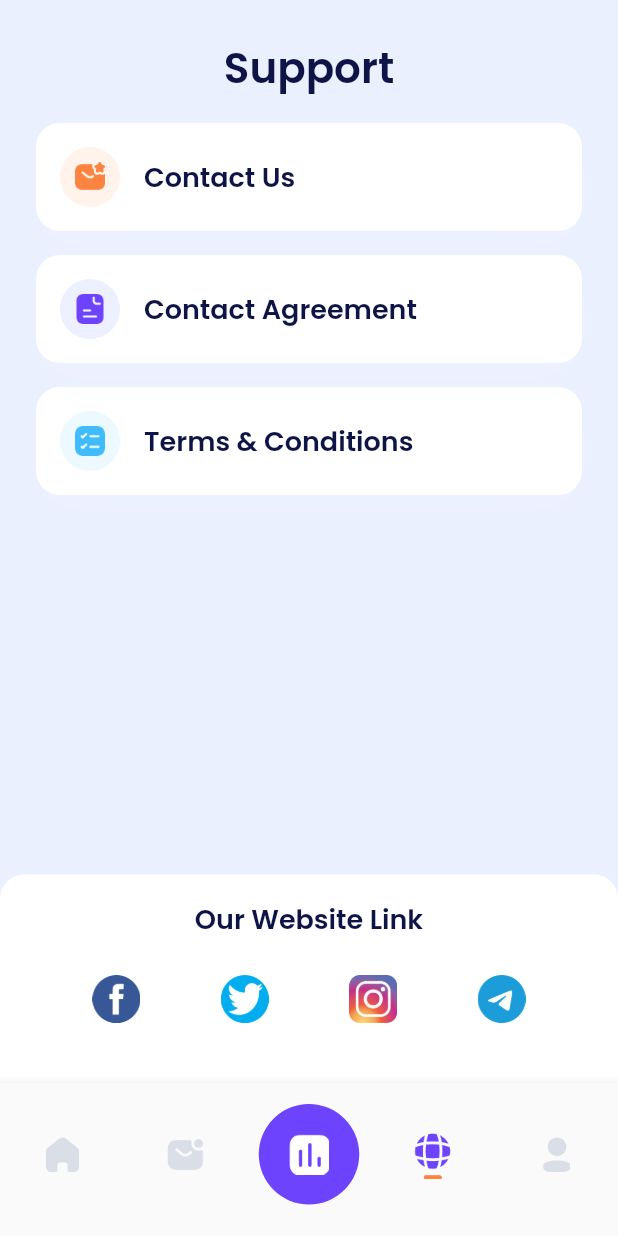
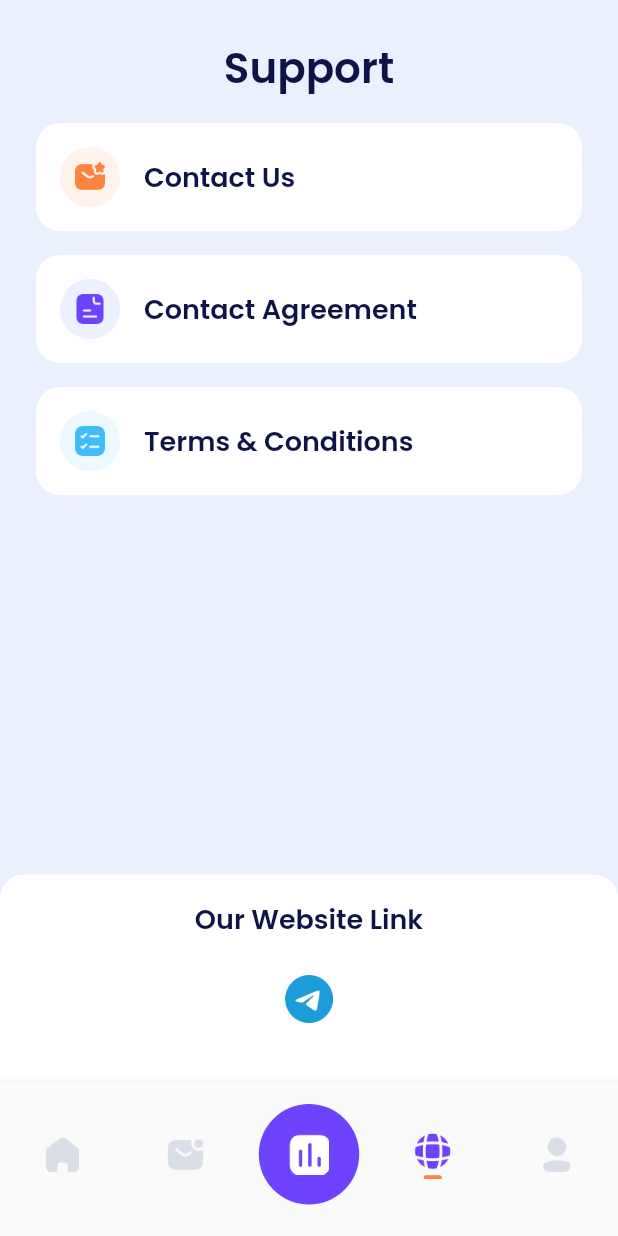
Before and after one commit to vrthedev/Fundpad_App, a Flutter app: the MainPage screen opened directly, item 4 of the bottom bar chosen, on a phone screen of 412 x 824 dp. Run offline on Flutter 3.47's test engine with Material 2 defaults, Android fonts, the phone set to English and light mode, and no system bars; our stand-ins replace email_validator, firebase_core, firebase_messaging, flutter_local_notifications, fluttertoast, google_fonts and 4 more; missing offline and left inert: future_progress_dialog, mobile_scanner; accounts and stored records are empty; network calls fail.

Commit message:
remove social links

```diff
--- a/lib/view/support/support_page.dart
+++ b/lib/view/support/support_page.dart
@@ -105,35 +105,12 @@ class _SupportPageState extends State<SupportPage> {
                 ),
               ),
               const SizedBox(height: 16),
-              Row(
-                mainAxisAlignment: MainAxisAlignment.spaceEvenly,
-                children: [
-                  IconButton(
-                    onPressed: () {
-                      launchUrl(Uri.parse("https://www.google.com/"));
-                    },
-                    icon: Image.asset("images/facebook.png"),
-                  ),
-                  IconButton(
-                    onPressed: () {
-                      launchUrl(Uri.parse("https://www.google.com/"));
-                    },
-                    icon: Image.asset("images/twitter.png"),
-                  ),
-                  IconButton(
-                    onPressed: () {
-                      launchUrl(Uri.parse("https://www.google.com/"));
-                    },
-                    icon: Image.asset("images/instagram.png"),
-                  ),
               IconButton(
                 onPressed: () {
                   launchUrl(Uri.parse("https://www.google.com/"));
                 },
                 icon: Image.asset("images/telegram.png"),
               ),
-                ],
-              )
             ],
           ),
         ),
```
Lines whose indentation alone changed are shown as unchanged.
